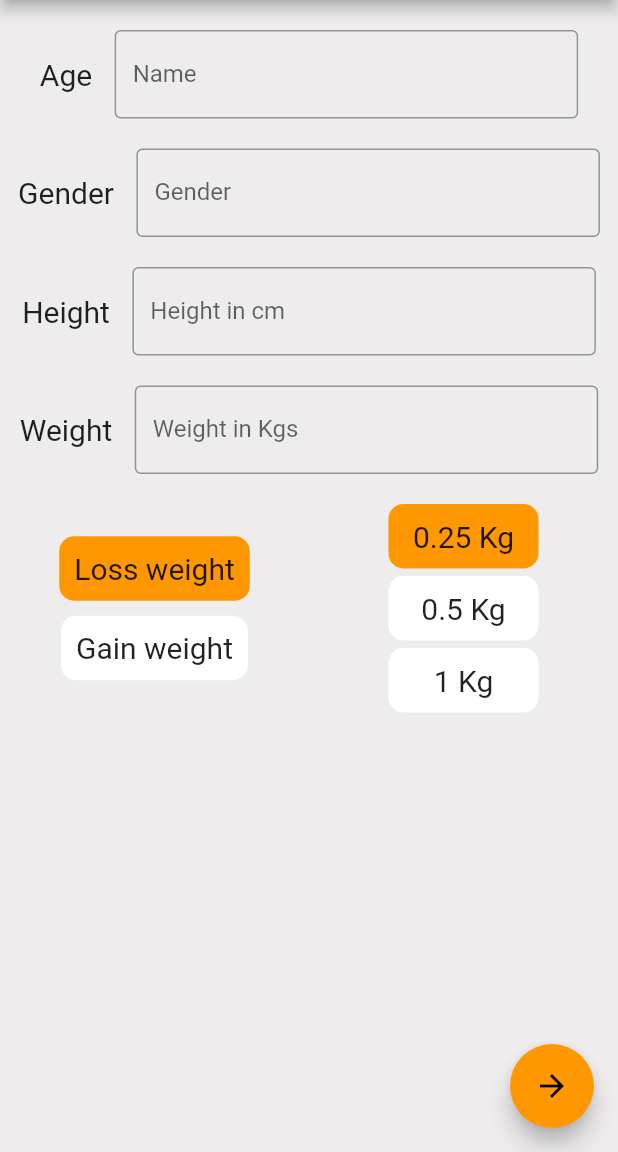
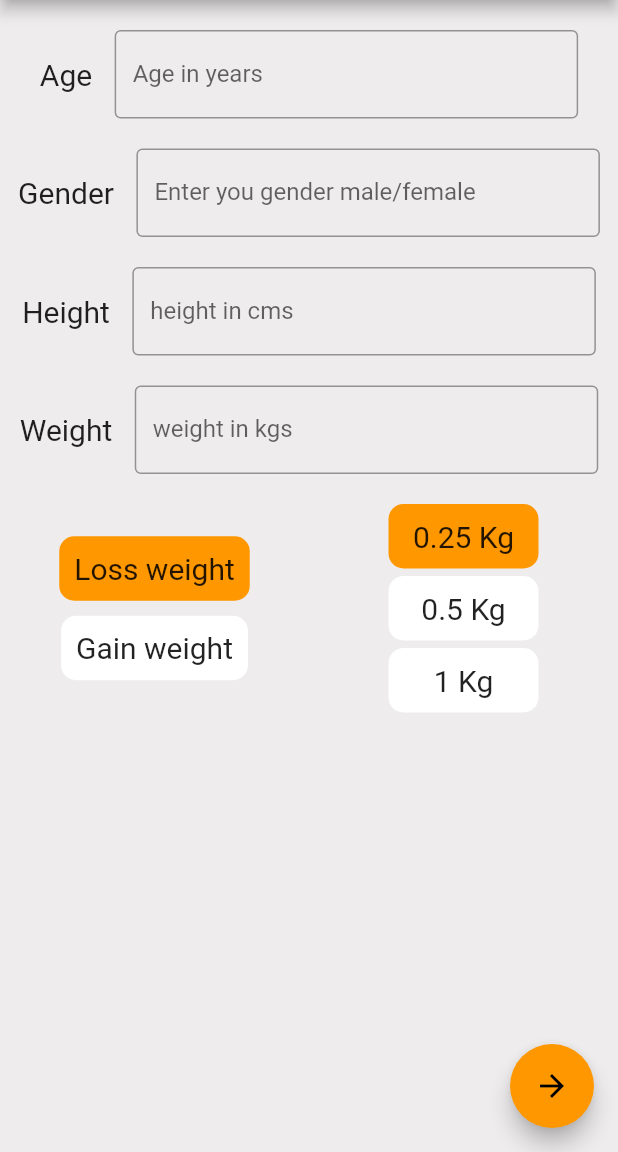
Before and after one commit to vamsivarada3008/diet_plan, a Flutter app: the CalorieTake screen opened directly, on a phone screen of 412 x 824 dp, the part 84-1236 px from its top. Run offline on Flutter 3.47's test engine with Material 2 defaults, Android fonts, the phone set to English and light mode, and no system bars; missing offline and left inert: dart:ffi.

Commit message:
calorie inTake full functionalty fully added

```diff
--- a/lib/views/calorieTake.dart
+++ b/lib/views/calorieTake.dart
@@ -54,18 +54,18 @@ class CalorieTake extends StatefulWidget {
   State<CalorieTake> createState() => _CalorieTakeState();
 }
 
-Future receive() async {
-  int age;
-  String gender;
-  int height;
-  int weight;
-  String level;
+Future receive(
+    {String level = "level_1",
+    required String age,
+    required String gender,
+    required String height,
+    required String weight}) async {
   var queryParameters = {
-    'age': '25',
-    'gender': 'male',
-    'height': '180',
-    'weight': '70',
-    'activitylevel': 'level_4'
+    'age': age,
+    'gender': gender,
+    'height': height,
+    'weight': weight,
+    'activitylevel': level
   };
 
   var url = 'https://fitness-calculator.p.rapidapi.com/dailycalorie';
@@ -88,6 +88,20 @@ Future receive() async {
 }
 
 class _CalorieTakeState extends State<CalorieTake> {
+  TextEditingController ageController = TextEditingController();
+  TextEditingController heightController = TextEditingController();
+  TextEditingController genderController = TextEditingController();
+  TextEditingController weightController = TextEditingController();
+
+  @override
+  void dispose() {
+    ageController.dispose();
+    heightController.dispose();
+    genderController.dispose();
+    weightController.dispose();
+    super.dispose();
+  }
+
   level(String level) {
     setState(() {
       setlevel = level;
@@ -112,21 +126,133 @@ class _CalorieTakeState extends State<CalorieTake> {
             width: MediaQuery.of(context).size.width,
             child: Column(
               children: [
-                TextWidget(
-                  name: "Age",
-                  subName: "Name",
+                Column(
+                  children: [
+                    SizedBox(
+                      height: 20,
+                    ),
+                    Row(
+                      mainAxisAlignment: MainAxisAlignment.center,
+                      children: [
+                        Text(
+                          "Age",
+                          style: TextStyle(fontSize: 20),
+                        ),
+                        SizedBox(
+                          width: 15,
+                        ),
+                        SizedBox(
+                          width: MediaQuery.of(context).size.width * 3 / 4,
+                          child: TextField(
+                            controller: ageController,
+                            decoration: InputDecoration(
+                              labelText: "Age in years",
+                              border: OutlineInputBorder(),
+                            ),
+                            onChanged: (value) {
+                              age = value;
+                            },
+                          ),
+                        ),
+                      ],
+                    ),
+                  ],
                 ),
-                TextWidget(
-                  name: "Gender",
-                  subName: "Gender",
+                Column(
+                  children: [
+                    SizedBox(
+                      height: 20,
+                    ),
+                    Row(
+                      mainAxisAlignment: MainAxisAlignment.center,
+                      children: [
+                        Text(
+                          "Gender",
+                          style: TextStyle(fontSize: 20),
+                        ),
+                        SizedBox(
+                          width: 15,
+                        ),
+                        SizedBox(
+                          width: MediaQuery.of(context).size.width * 3 / 4,
+                          child: TextField(
+                            controller: genderController,
+                            decoration: InputDecoration(
+                              labelText: "Enter you gender male/female",
+                              border: OutlineInputBorder(),
+                            ),
+                            onChanged: (value) {
+                              gender = value;
+                            },
+                          ),
+                        ),
+                      ],
+                    ),
+                  ],
                 ),
-                TextWidget(
-                  name: "Height",
-                  subName: "Height in cm",
+                Column(
+                  children: [
+                    SizedBox(
+                      height: 20,
+                    ),
+                    Row(
+                      mainAxisAlignment: MainAxisAlignment.center,
+                      children: [
+                        Text(
+                          "Height",
+                          style: TextStyle(fontSize: 20),
+                        ),
+                        SizedBox(
+                          width: 15,
+                        ),
+                        SizedBox(
+                          width: MediaQuery.of(context).size.width * 3 / 4,
+                          child: TextField(
+                            controller: heightController,
+                            decoration: InputDecoration(
+                              labelText: "height in cms",
+                              border: OutlineInputBorder(),
+                            ),
+                            onChanged: (value) {
+                              height = value;
+                            },
+                          ),
+                        ),
+                      ],
+                    ),
+                  ],
                 ),
-                TextWidget(
-                  name: "Weight",
-                  subName: "Weight in Kgs",
+                Column(
+                  children: [
+                    SizedBox(
+                      height: 20,
+                    ),
+                    Row(
+                      mainAxisAlignment: MainAxisAlignment.center,
+                      children: [
+                        Text(
+                          "Weight",
+                          style: TextStyle(fontSize: 20),
+                        ),
+                        SizedBox(
+                          width: 15,
+                        ),
+                        SizedBox(
+                          width: MediaQuery.of(context).size.width * 3 / 4,
+                          child: TextField(
+                            controller: weightController,
+                            decoration: InputDecoration(
+                              labelText: "weight in kgs",
+                              border: OutlineInputBorder(),
+                            ),
+                            onChanged: (value) {
+                              weight = value;
+                            },
+                          ),
+                        ),
+                      ],
+                    ),
+                  ],
                 ),
                 SizedBox(
                   height: 20,
@@ -270,7 +396,12 @@ class _CalorieTakeState extends State<CalorieTake> {
             valueConvert(setlevel!, setkg!);
             print("weight value");
             print(weightvalue);
-            receive();
+            receive(
+                age: age!,
+                gender: gender!,
+                height: height!,
+                weight: weight!,
+                level: "level_4");
 
             print(weightGoalsMap[weightvalue]);
 
@@ -285,50 +416,3 @@ class _CalorieTakeState extends State<CalorieTake> {
         ));
   }
 }
-
-class TextWidget extends StatefulWidget {
-  final String name;
-  final String subName;
-  const TextWidget({super.key, required this.name, required this.subName});
-
-  @override
-  State<TextWidget> createState() => _TextWidgetState();
-}
-
-class _TextWidgetState extends State<TextWidget> {
-  @override
-  Widget build(BuildContext context) {
-    return Column(
-      children: [
-        SizedBox(
-          height: 20,
-        ),
-        Row(
-          mainAxisAlignment: MainAxisAlignment.center,
-          children: [
-            Text(
-              widget.name,
-              style: TextStyle(fontSize: 20),
-            ),
-            SizedBox(
-              width: 15,
-            ),
-            SizedBox(
-              width: MediaQuery.of(context).size.width * 3 / 4,
-              child: TextField(
-                decoration: InputDecoration(
-                  labelText: widget.subName,
-                  border: OutlineInputBorder(),
-                ),
-                onChanged: (value) {
-                  age = value;
-                  // receive();
-                },
-              ),
-            ),
-          ],
-        ),
-      ],
-    );
-  }
-}
```
Also changed, not shown: lib/views/DietHome.dart (+4 -8 lines), lib/views/level.dart (+9 -0 lines).
